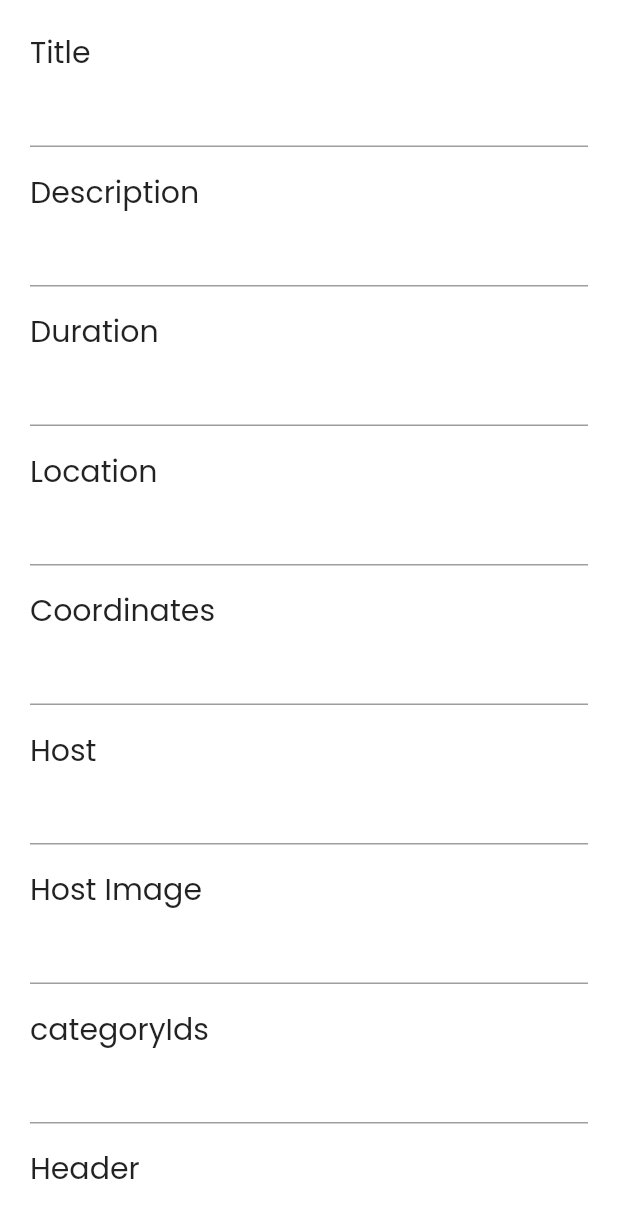
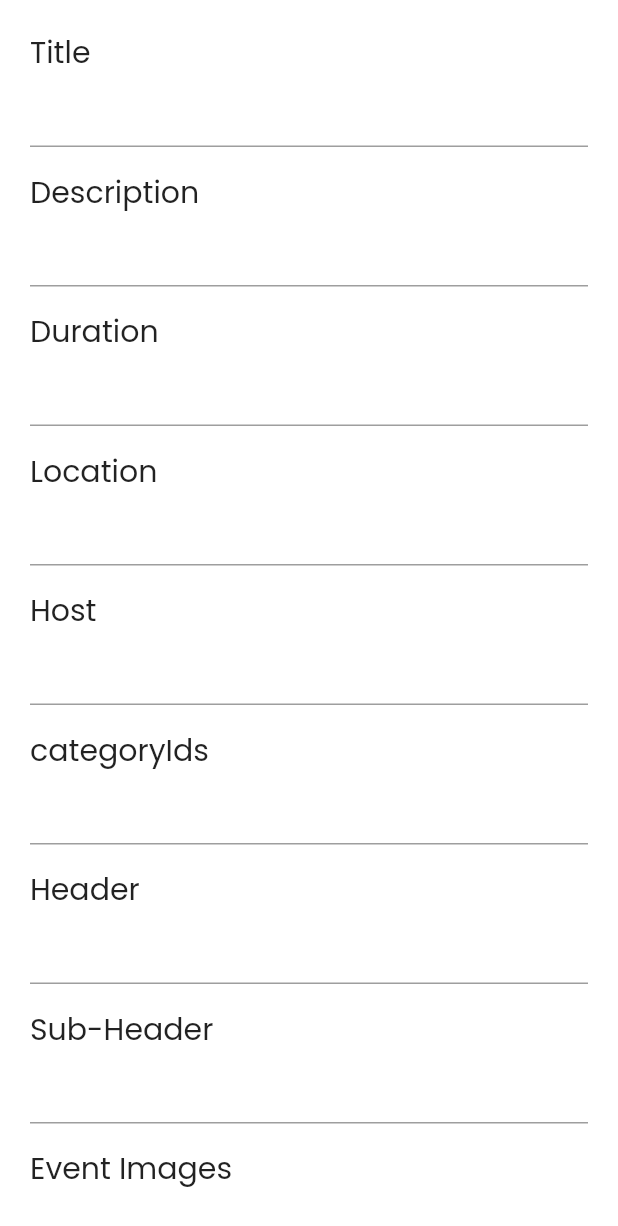
Before and after one commit to palminister/mahevent-app, a Flutter app: the EventCreation screen opened directly, on a phone screen of 412 x 824 dp. Shown: the top 1226 px of the screen. Run offline on Flutter 3.47's test engine with Material 2 defaults, Android fonts, the phone set to English and light mode, and no system bars; our stand-ins replace cloud_firestore, firebase_core, google_fonts; accounts and stored records are empty.

Commit message:
Removed form fields

```diff
--- a/lib/ui/event_creation/eventForm.dart
+++ b/lib/ui/event_creation/eventForm.dart
@@ -77,37 +77,12 @@
                 height: 15,
               ),
               const Text(
-                "Coordinates",
-                style: TextStyle(fontSize: 20),
-              ),
-              TextFormField(
-                  // onSaved: (coordinates) {
-                  //   // Will do coordinates later
-                  //   // event.coordinates = coordinates! as List;
-                  // },
-                  ),
-              const SizedBox(
-                height: 15,
-              ),
-              const Text(
                 "Host",
                 style: TextStyle(fontSize: 20),
               ),
               TextFormField(
                 onSaved: (String? host) {
                   event.host = host!;
-                },
-              ),
-              const SizedBox(
-                height: 15,
-              ),
-              const Text(
-                "Host Image",
-                style: TextStyle(fontSize: 20),
-              ),
-              TextFormField(
-                onSaved: (String? hostImage) {
-                  event.hostImage = hostImage!;
                 },
               ),
               const SizedBox(
```
